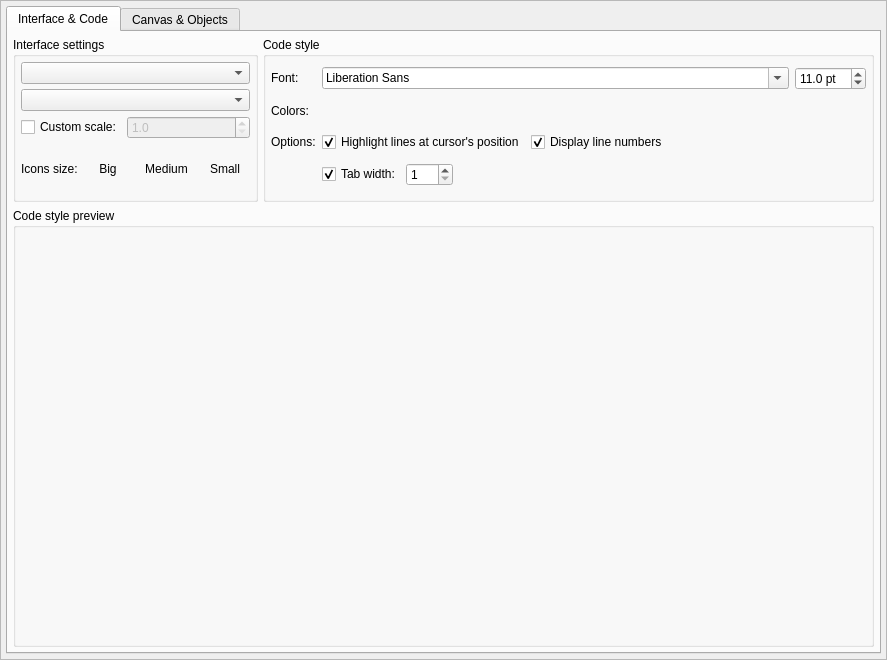
Qt form libs/libgui/ui/settings/appearanceconfigwidget.ui (arichiardi/pgmodeler) before a commit.
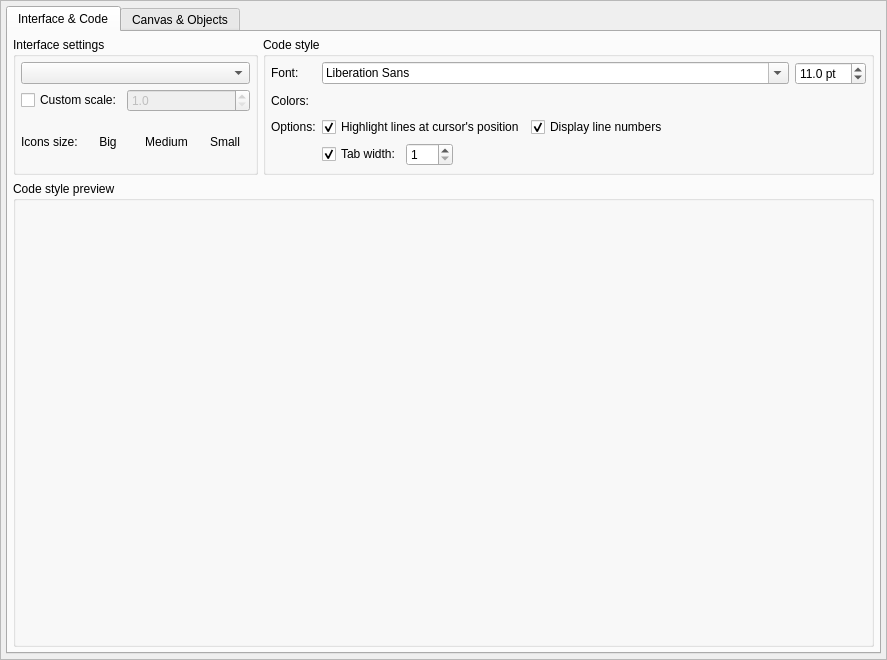
The same form after that commit. Icons and pictures are not drawn.

Diff of the .ui file:
```diff
--- a/libs/libgui/ui/settings/appearanceconfigwidget.ui
+++ b/libs/libgui/ui/settings/appearanceconfigwidget.ui
@@ -347,20 +347,144 @@
              <property name="spacing">
               <number>5</number>
              </property>
-             <item row="0" column="0" colspan="3">
-              <widget class="QComboBox" name="ui_theme_cmb">
-               <property name="sizePolicy">
-                <sizepolicy hsizetype="Preferred" vsizetype="Fixed">
-                 <horstretch>0</horstretch>
-                 <verstretch>0</verstretch>
-                </sizepolicy>
-               </property>
-               <property name="currentIndex">
-                <number>-1</number>
-               </property>
-              </widget>
+             <item row="2" column="0" colspan="2">
+              <layout class="QHBoxLayout" name="icons_size_lt">
+               <item>
+                <widget class="QLabel" name="label">
+                 <property name="sizePolicy">
+                  <sizepolicy hsizetype="Fixed" vsizetype="Fixed">
+                   <horstretch>0</horstretch>
+                   <verstretch>0</verstretch>
+                  </sizepolicy>
+                 </property>
+                 <property name="text">
+                  <string>Icons size:</string>
+                 </property>
+                </widget>
+               </item>
+               <item>
+                <widget class="QToolButton" name="icon_big_tb">
+                 <property name="sizePolicy">
+                  <sizepolicy hsizetype="Preferred" vsizetype="Preferred">
+                   <horstretch>0</horstretch>
+                   <verstretch>0</verstretch>
+                  </sizepolicy>
+                 </property>
+                 <property name="minimumSize">
+                  <size>
+                   <width>50</width>
+                   <height>50</height>
+                  </size>
+                 </property>
+                 <property name="text">
+                  <string>Big</string>
+                 </property>
+                 <property name="icon">
+                  <iconset resource="../../res/resources.qrc">
+                   <normaloff>:/icons/icons/config.png</normaloff>:/icons/icons/config.png</iconset>
+                 </property>
+                 <property name="iconSize">
+                  <size>
+                   <width>48</width>
+                   <height>48</height>
+                  </size>
+                 </property>
+                 <property name="checkable">
+                  <bool>true</bool>
+                 </property>
+                 <property name="checked">
+                  <bool>false</bool>
+                 </property>
+                 <property name="toolButtonStyle">
+                  <enum>Qt::ToolButtonStyle::ToolButtonIconOnly</enum>
+                 </property>
+                 <property name="autoRaise">
+                  <bool>true</bool>
+                 </property>
+                </widget>
+               </item>
+               <item>
+                <widget class="QToolButton" name="icon_medium_tb">
+                 <property name="sizePolicy">
+                  <sizepolicy hsizetype="Preferred" vsizetype="Preferred">
+                   <horstretch>0</horstretch>
+                   <verstretch>0</verstretch>
+                  </sizepolicy>
+                 </property>
+                 <property name="minimumSize">
+                  <size>
+                   <width>50</width>
+                   <height>50</height>
+                  </size>
+                 </property>
+                 <property name="text">
+                  <string>Medium</string>
+                 </property>
+                 <property name="icon">
+                  <iconset resource="../../res/resources.qrc">
+                   <normaloff>:/icons/icons/config.png</normaloff>:/icons/icons/config.png</iconset>
+                 </property>
+                 <property name="iconSize">
+                  <size>
+                   <width>38</width>
+                   <height>38</height>
+                  </size>
+                 </property>
+                 <property name="checkable">
+                  <bool>true</bool>
+                 </property>
+                 <property name="toolButtonStyle">
+                  <enum>Qt::ToolButtonStyle::ToolButtonIconOnly</enum>
+                 </property>
+                 <property name="autoRaise">
+                  <bool>true</bool>
+                 </property>
+                </widget>
+               </item>
+               <item>
+                <widget class="QToolButton" name="icon_small_tb">
+                 <property name="sizePolicy">
+                  <sizepolicy hsizetype="Preferred" vsizetype="Preferred">
+                   <horstretch>0</horstretch>
+                   <verstretch>0</verstretch>
+                  </sizepolicy>
+                 </property>
+                 <property name="minimumSize">
+                  <size>
+                   <width>50</width>
+                   <height>50</height>
+                  </size>
+                 </property>
+                 <property name="text">
+                  <string>Small</string>
+                 </property>
+                 <property name="icon">
+                  <iconset resource="../../res/resources.qrc">
+                   <normaloff>:/icons/icons/config.png</normaloff>:/icons/icons/config.png</iconset>
+                 </property>
+                 <property name="iconSize">
+                  <size>
+                   <width>32</width>
+                   <height>32</height>
+                  </size>
+                 </property>
+                 <property name="checkable">
+                  <bool>true</bool>
+                 </property>
+                 <property name="toolButtonStyle">
+                  <enum>Qt::ToolButtonStyle::ToolButtonIconOnly</enum>
+                 </property>
+                 <property name="autoRaise">
+                  <bool>true</bool>
+                 </property>
+                </widget>
+               </item>
+              </layout>
              </item>
-             <item row="2" column="0" colspan="3">
+             <item row="0" column="0" colspan="2">
+              <widget class="QComboBox" name="__theme_cmb"/>
+             </item>
+             <item row="1" column="0" colspan="2">
               <layout class="QHBoxLayout" name="horizontalLayout_5">
                <property name="spacing">
                 <number>5</number>
@@ -405,143 +529,6 @@
                </item>
               </layout>
              </item>
-             <item row="3" column="0" colspan="3">
-              <layout class="QHBoxLayout" name="icons_size_lt">
-               <item>
-                <widget class="QLabel" name="label">
-                 <property name="sizePolicy">
-                  <sizepolicy hsizetype="Fixed" vsizetype="Fixed">
-                   <horstretch>0</horstretch>
-                   <verstretch>0</verstretch>
-                  </sizepolicy>
-                 </property>
-                 <property name="text">
-                  <string>Icons size:</string>
-                 </property>
-                </widget>
-               </item>
-               <item>
-                <widget class="QToolButton" name="icon_big_tb">
-                 <property name="sizePolicy">
-                  <sizepolicy hsizetype="Preferred" vsizetype="Preferred">
-                   <horstretch>0</horstretch>
-                   <verstretch>0</verstretch>
-                  </sizepolicy>
-                 </property>
-                 <property name="minimumSize">
-                  <size>
-                   <width>50</width>
-                   <height>50</height>
-                  </size>
-                 </property>
-                 <property name="text">
-                  <string>Big</string>
-                 </property>
-                 <property name="icon">
-                  <iconset resource="../../res/resources.qrc">
-                   <normaloff>:/icons/icons/config.png</normaloff>:/icons/icons/config.png</iconset>
-                 </property>
-                 <property name="iconSize">
-                  <size>
-                   <width>48</width>
-                   <height>48</height>
-                  </size>
-                 </property>
-                 <property name="checkable">
-                  <bool>true</bool>
-                 </property>
-                 <property name="checked">
-                  <bool>false</bool>
-                 </property>
-                 <property name="toolButtonStyle">
-                  <enum>Qt::ToolButtonStyle::ToolButtonIconOnly</enum>
-                 </property>
-                 <property name="autoRaise">
-                  <bool>true</bool>
-                 </property>
-                </widget>
-               </item>
-               <item>
-                <widget class="QToolButton" name="icon_medium_tb">
-                 <property name="sizePolicy">
-                  <sizepolicy hsizetype="Preferred" vsizetype="Preferred">
-                   <horstretch>0</horstretch>
-                   <verstretch>0</verstretch>
-                  </sizepolicy>
-                 </property>
-                 <property name="minimumSize">
-                  <size>
-                   <width>50</width>
-                   <height>50</height>
-                  </size>
-                 </property>
-                 <property name="text">
-                  <string>Medium</string>
-                 </property>
-                 <property name="icon">
-                  <iconset resource="../../res/resources.qrc">
-                   <normaloff>:/icons/icons/config.png</normaloff>:/icons/icons/config.png</iconset>
-                 </property>
-                 <property name="iconSize">
-                  <size>
-                   <width>38</width>
-                   <height>38</height>
-                  </size>
-                 </property>
-                 <property name="checkable">
-                  <bool>true</bool>
-                 </property>
-                 <property name="toolButtonStyle">
-                  <enum>Qt::ToolButtonStyle::ToolButtonIconOnly</enum>
-                 </property>
-                 <property name="autoRaise">
-                  <bool>true</bool>
-                 </property>
-                </widget>
-               </item>
-               <item>
-                <widget class="QToolButton" name="icon_small_tb">
-                 <property name="sizePolicy">
-                  <sizepolicy hsizetype="Preferred" vsizetype="Preferred">
-                   <horstretch>0</horstretch>
-                   <verstretch>0</verstretch>
-                  </sizepolicy>
-                 </property>
-                 <property name="minimumSize">
-                  <size>
-                   <width>50</width>
-                   <height>50</height>
-                  </size>
-                 </property>
-                 <property name="text">
-                  <string>Small</string>
-                 </property>
-                 <property name="icon">
-                  <iconset resource="../../res/resources.qrc">
-                   <normaloff>:/icons/icons/config.png</normaloff>:/icons/icons/config.png</iconset>
-                 </property>
-                 <property name="iconSize">
-                  <size>
-                   <width>32</width>
-                   <height>32</height>
-                  </size>
-                 </property>
-                 <property name="checkable">
-                  <bool>true</bool>
-                 </property>
-                 <property name="toolButtonStyle">
-                  <enum>Qt::ToolButtonStyle::ToolButtonIconOnly</enum>
-                 </property>
-                 <property name="autoRaise">
-                  <bool>true</bool>
-                 </property>
-                </widget>
-               </item>
-              </layout>
-             </item>
-             <item row="1" column="0" colspan="3">
-              <widget class="QComboBox" name="__theme_cmb"/>
-             </item>
             </layout>
            </widget>
           </item>
```
